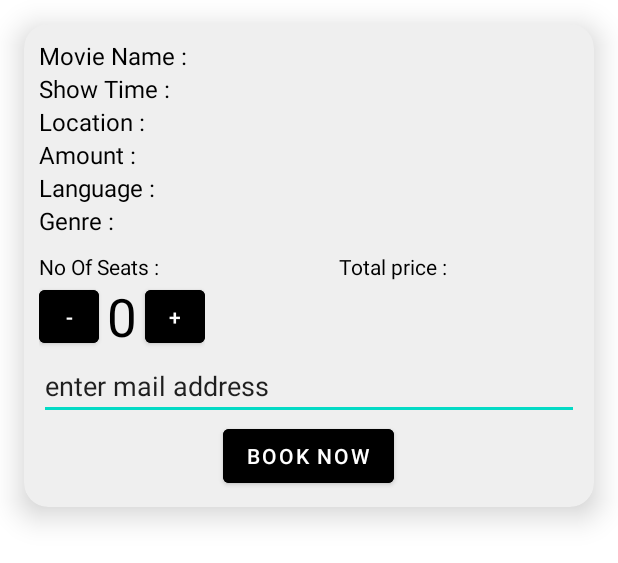
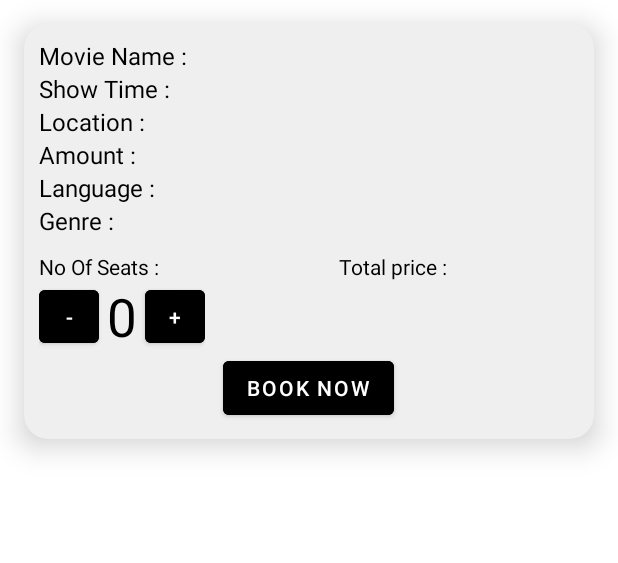
Before and after one commit to Ruthvik-gr/ShowDekho, an Android app: the layout userentry.xml on its own in the app's theme, with its tools: preview values and no code run, on a phone screen of 412 x 824 dp. Shown: the top 563 px of the screen. Run offline under Robolectric (Android 15) with nearby library versions, the phone set to English and light mode, and no system bars.

Commit message:
pre final changes

```diff
--- a/app/src/main/res/layout/userentry.xml
+++ b/app/src/main/res/layout/userentry.xml
@@ -202,12 +202,6 @@
 
         </LinearLayout>
 
-        <EditText
-            android:layout_width="match_parent"
-            android:layout_height="wrap_content"
-            android:layout_gravity="center"
-            android:text="enter mail address" />
-
         <Button
             android:id="@+id/book"
             android:layout_width="wrap_content"
```
